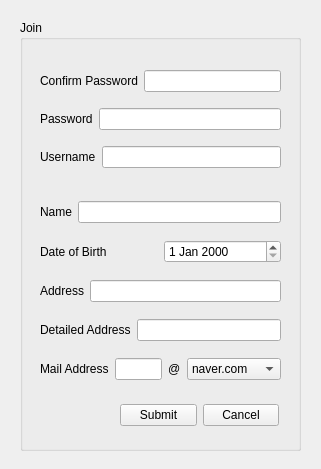
Qt form DailyFlow/joindialog.ui (VEDA-DailyFlow/DailyFlow) before a commit.
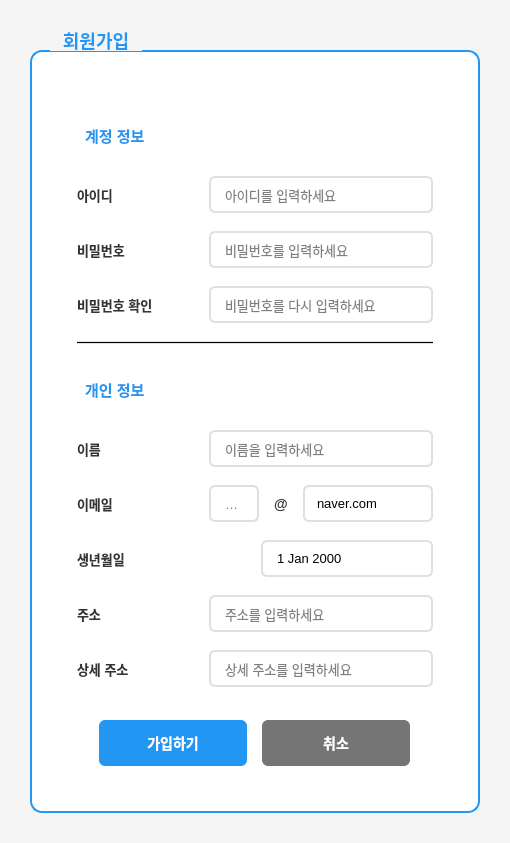
The same form after that commit.

Commit message: :art: [Style] UI 수정

Diff of the .ui file:
```diff
--- a/DailyFlow/joindialog.ui
+++ b/DailyFlow/joindialog.ui
@@ -1,64 +1,205 @@
 <?xml version="1.0" encoding="UTF-8"?>
 <ui version="4.0">
  <class>JoinDialog</class>
- <widget class="QWidget" name="JoinDialog">
+ <widget class="QDialog" name="JoinDialog">
   <property name="geometry">
    <rect>
     <x>0</x>
     <y>0</y>
-    <width>321</width>
-    <height>469</height>
+    <width>510</width>
+    <height>843</height>
    </rect>
   </property>
   <property name="windowTitle">
    <string>Form</string>
   </property>
+  <property name="styleSheet">
+   <string>QDialog {
+    background-color: #f5f5f5;
+}
+
+QGroupBox {
+    background-color: white;
+    border: 2px solid #2196F3;
+    border-radius: 12px;
+    margin-top: 20px;
+    padding: 25px;
+    font-size: 18px;
+    font-weight: bold;
+    color: #2196F3;
+}
+
+QGroupBox::title {
+    subcontrol-origin: margin;
+    left: 20px;
+    padding: 0 10px;
+}
+
+QLabel {
+    font-size: 13px;
+    font-weight: bold;
+    color: #333;
+    min-width: 120px;
+}
+
+QLineEdit, QDateEdit {
+    padding: 8px 12px;
+    border: 2px solid #e0e0e0;
+    border-radius: 6px;
+    background-color: white;
+    font-size: 13px;
+}
+
+QLineEdit:focus, QDateEdit:focus {
+    border: 2px solid #2196F3;
+}
+
+QDateEdit::drop-down {
+    border: none;
+    width: 25px;
+}
+
+QDateEdit::down-arrow {
+    image: none;
+    border-left: 4px solid transparent;
+    border-right: 4px solid transparent;
+    border-top: 4px solid #666;
+    margin-right: 8px;
+}
+
+QComboBox {
+    padding: 8px 12px;
+    border: 2px solid #e0e0e0;
+    border-radius: 6px;
+    background-color: white;
+    font-size: 13px;
+}
+
+QComboBox:focus {
+    border: 2px solid #2196F3;
+}
+
+QComboBox::drop-down {
+    border: none;
+    width: 25px;
+}
+
+QComboBox::down-arrow {
+    image: none;
+    border-left: 4px solid transparent;
+    border-right: 4px solid transparent;
+    border-top: 4px solid #666;
+    margin-right: 8px;
+}
+
+QPushButton {
+    background-color: #2196F3;
+    color: white;
+    border: none;
+    padding: 12px 24px;
+    border-radius: 6px;
+    font-weight: bold;
+    font-size: 14px;
+    min-width: 100px;
+}
+
+QPushButton:hover {
+    background-color: #1976D2;
+}
+
+QPushButton:pressed {
+    background-color: #1565C0;
+}
+
+QPushButton#cancelButton {
+    background-color: #757575;
+}
+
+QPushButton#cancelButton:hover {
+    background-color: #616161;
+}
+
+QPushButton#cancelButton:pressed {
+    background-color: #424242;
+}</string>
+  </property>
+  <layout class="QVBoxLayout" name="mainLayout">
+   <property name="spacing">
+    <number>0</number>
+   </property>
+   <property name="leftMargin">
+    <number>30</number>
+   </property>
+   <property name="topMargin">
+    <number>30</number>
+   </property>
+   <property name="rightMargin">
+    <number>30</number>
+   </property>
+   <property name="bottomMargin">
+    <number>30</number>
+   </property>
+   <item>
   <widget class="QGroupBox" name="joinGroupBox">
-   <property name="geometry">
-    <rect>
-     <x>20</x>
-     <y>20</y>
-     <width>281</width>
-     <height>431</height>
-    </rect>
-   </property>
    <property name="title">
-    <string>Join</string>
-   </property>
-   <widget class="QWidget" name="verticalLayoutWidget">
-    <property name="geometry">
-     <rect>
-      <x>20</x>
-      <y>40</y>
-      <width>241</width>
-      <height>121</height>
-     </rect>
-    </property>
-    <layout class="QVBoxLayout" name="verticalLayout">
+      <string>회원가입</string>
+     </property>
+     <layout class="QVBoxLayout" name="groupBoxLayout">
+      <property name="spacing">
+       <number>18</number>
+      </property>
+      <property name="leftMargin">
+       <number>20</number>
+      </property>
+      <property name="topMargin">
+       <number>30</number>
+      </property>
+      <property name="rightMargin">
+       <number>20</number>
+      </property>
+      <property name="bottomMargin">
+       <number>20</number>
+      </property>
      <item>
-      <layout class="QHBoxLayout" name="horizontalLayout_4">
+       <widget class="QLabel" name="accountSectionLabel">
+        <property name="styleSheet">
+         <string>font-size: 15px; color: #2196F3; font-weight: bold; margin-top: 5px;</string>
+        </property>
+        <property name="text">
+         <string> 계정 정보</string>
+        </property>
+       </widget>
+      </item>
        <item>
-        <widget class="QLabel" name="confirmPasswordLabel">
+       <layout class="QHBoxLayout" name="usernameLayout">
+        <property name="spacing">
+         <number>12</number>
+        </property>
+        <item>
+         <widget class="QLabel" name="usernameLabel">
          <property name="text">
-          <string>Confirm Password</string>
+           <string>아이디</string>
          </property>
         </widget>
        </item>
        <item>
-        <widget class="QLineEdit" name="confirmPasswordLineEdit">
-         <property name="echoMode">
-          <enum>QLineEdit::EchoMode::Password</enum>
+         <widget class="QLineEdit" name="usernameLineEdit">
+          <property name="placeholderText">
+           <string>아이디를 입력하세요</string>
          </property>
         </widget>
        </item>
       </layout>
      </item>
      <item>
-      <layout class="QHBoxLayout" name="horizontalLayout_3">
+       <layout class="QHBoxLayout" name="passwordLayout">
+        <property name="spacing">
+         <number>12</number>
+        </property>
        <item>
         <widget class="QLabel" name="passwordLabel">
          <property name="text">
-          <string>Password</string>
+           <string>비밀번호</string>
          </property>
         </widget>
        </item>
@@ -67,113 +208,121 @@
          <property name="echoMode">
           <enum>QLineEdit::EchoMode::Password</enum>
          </property>
+          <property name="placeholderText">
+           <string>비밀번호를 입력하세요</string>
+          </property>
         </widget>
        </item>
       </layout>
      </item>
      <item>
-      <layout class="QHBoxLayout" name="horizontalLayout_2">
+       <layout class="QHBoxLayout" name="confirmPasswordLayout">
+        <property name="spacing">
+         <number>12</number>
+        </property>
        <item>
-        <widget class="QLabel" name="usernameLabel">
+         <widget class="QLabel" name="confirmPasswordLabel">
          <property name="text">
-          <string>Username</string>
+           <string>비밀번호 확인</string>
          </property>
         </widget>
        </item>
        <item>
-        <widget class="QLineEdit" name="usernameLineEdit"/>
+         <widget class="QLineEdit" name="confirmPasswordLineEdit">
+          <property name="echoMode">
+           <enum>QLineEdit::EchoMode::Password</enum>
+          </property>
+          <property name="placeholderText">
+           <string>비밀번호를 다시 입력하세요</string>
+          </property>
+         </widget>
        </item>
       </layout>
      </item>
-    </layout>
-   </widget>
-   <widget class="QWidget" name="verticalLayoutWidget_2">
-    <property name="geometry">
-     <rect>
-      <x>20</x>
-      <y>170</y>
-      <width>241</width>
-      <height>201</height>
-     </rect>
-    </property>
-    <layout class="QVBoxLayout" name="verticalLayout_2">
+      <item>
+       <widget class="Line" name="line">
+        <property name="styleSheet">
+         <string>background-color: #e0e0e0;</string>
+        </property>
+        <property name="frameShadow">
+         <enum>QFrame::Shadow::Plain</enum>
+        </property>
+        <property name="orientation">
+         <enum>Qt::Orientation::Horizontal</enum>
+        </property>
+       </widget>
+      </item>
+      <item>
+       <widget class="QLabel" name="personalSectionLabel">
+        <property name="styleSheet">
+         <string>font-size: 15px; color: #2196F3; font-weight: bold; margin-top: 5px;</string>
+        </property>
+        <property name="text">
+         <string> 개인 정보</string>
+        </property>
+       </widget>
+      </item>
      <item>
-      <layout class="QHBoxLayout" name="horizontalLayout_5">
+       <layout class="QHBoxLayout" name="nameLayout">
+        <property name="spacing">
+         <number>12</number>
+        </property>
        <item>
         <widget class="QLabel" name="nameLabel">
          <property name="text">
-          <string>Name</string>
+           <string>이름</string>
          </property>
         </widget>
        </item>
        <item>
-        <widget class="QLineEdit" name="nameLineEdit"/>
-       </item>
-      </layout>
-     </item>
-     <item>
-      <layout class="QHBoxLayout" name="horizontalLayout_7">
-       <item>
-        <widget class="QLabel" name="dateOfBirthLabel">
-         <property name="text">
-          <string>Date of Birth</string>
+         <widget class="QLineEdit" name="nameLineEdit">
+          <property name="placeholderText">
+           <string>이름을 입력하세요</string>
          </property>
         </widget>
        </item>
-       <item>
-        <widget class="QDateEdit" name="dateOfBirthEdit"/>
-       </item>
       </layout>
      </item>
      <item>
-      <layout class="QHBoxLayout" name="horizontalLayout_8">
-       <item>
-        <widget class="QLabel" name="addressLabel">
-         <property name="text">
-          <string>Address</string>
-         </property>
-        </widget>
-       </item>
-       <item>
-        <widget class="QLineEdit" name="addressLineEdit"/>
-       </item>
-      </layout>
-     </item>
-     <item>
-      <layout class="QHBoxLayout" name="horizontalLayout_9">
-       <item>
-        <widget class="QLabel" name="addressDetailLabel">
-         <property name="text">
-          <string>Detailed Address</string>
-         </property>
-        </widget>
-       </item>
-       <item>
-        <widget class="QLineEdit" name="addressDetailLineEdit"/>
-       </item>
-      </layout>
-     </item>
-     <item>
-      <layout class="QHBoxLayout" name="horizontalLayout_6">
+       <layout class="QHBoxLayout" name="emailLayout">
+        <property name="spacing">
+         <number>12</number>
+        </property>
        <item>
         <widget class="QLabel" name="emailLabel">
          <property name="text">
-          <string>Mail Address</string>
+           <string>이메일</string>
          </property>
         </widget>
        </item>
        <item>
-        <widget class="QLineEdit" name="emailLineEdit"/>
+         <widget class="QLineEdit" name="emailLineEdit">
+          <property name="placeholderText">
+           <string>이메일</string>
+          </property>
+         </widget>
        </item>
        <item>
         <widget class="QLabel" name="emailDomainLabel">
+          <property name="styleSheet">
+           <string>font-size: 14px; min-width: 20px;</string>
+          </property>
          <property name="text">
           <string>@</string>
          </property>
+          <property name="alignment">
+           <set>Qt::AlignmentFlag::AlignCenter</set>
+          </property>
         </widget>
        </item>
        <item>
         <widget class="QComboBox" name="emailDomainComboBox">
+          <property name="minimumSize">
+           <size>
+            <width>130</width>
+            <height>0</height>
+           </size>
+          </property>
          <item>
           <property name="text">
            <string>naver.com</string>
@@ -188,35 +337,155 @@
        </item>
       </layout>
      </item>
-    </layout>
-   </widget>
-   <widget class="QWidget" name="horizontalLayoutWidget">
-    <property name="geometry">
-     <rect>
-      <x>100</x>
-      <y>380</y>
-      <width>159</width>
-      <height>31</height>
-     </rect>
-    </property>
-    <layout class="QHBoxLayout" name="horizontalLayout">
+      <item>
+       <layout class="QHBoxLayout" name="dateOfBirthLayout">
+        <property name="spacing">
+         <number>12</number>
+        </property>
+        <item>
+         <widget class="QLabel" name="dateOfBirthLabel">
+          <property name="text">
+           <string>생년월일</string>
+          </property>
+         </widget>
+        </item>
+        <item>
+         <widget class="QDateEdit" name="dateOfBirthEdit">
+          <property name="calendarPopup">
+           <bool>true</bool>
+          </property>
+          <property name="date">
+           <date>
+            <year>2000</year>
+            <month>1</month>
+            <day>1</day>
+           </date>
+          </property>
+         </widget>
+        </item>
+       </layout>
+      </item>
+      <item>
+       <layout class="QHBoxLayout" name="addressLayout">
+        <property name="spacing">
+         <number>12</number>
+        </property>
+        <item>
+         <widget class="QLabel" name="addressLabel">
+          <property name="text">
+           <string>주소</string>
+          </property>
+         </widget>
+        </item>
+        <item>
+         <widget class="QLineEdit" name="addressLineEdit">
+          <property name="placeholderText">
+           <string>주소를 입력하세요</string>
+          </property>
+         </widget>
+        </item>
+       </layout>
+      </item>
+      <item>
+       <layout class="QHBoxLayout" name="addressDetailLayout">
+        <property name="spacing">
+         <number>12</number>
+        </property>
+        <item>
+         <widget class="QLabel" name="addressDetailLabel">
+          <property name="text">
+           <string>상세 주소</string>
+          </property>
+         </widget>
+        </item>
+        <item>
+         <widget class="QLineEdit" name="addressDetailLineEdit">
+          <property name="placeholderText">
+           <string>상세 주소를 입력하세요</string>
+          </property>
+         </widget>
+        </item>
+       </layout>
+      </item>
+      <item>
+       <spacer name="verticalSpacer">
+        <property name="orientation">
+         <enum>Qt::Orientation::Vertical</enum>
+        </property>
+        <property name="sizeType">
+         <enum>QSizePolicy::Policy::Fixed</enum>
+        </property>
+        <property name="sizeHint" stdset="0">
+         <size>
+          <width>20</width>
+          <height>15</height>
+         </size>
+        </property>
+       </spacer>
+      </item>
+      <item>
+       <layout class="QHBoxLayout" name="buttonLayout">
+        <property name="spacing">
+         <number>15</number>
+        </property>
+        <item>
+         <spacer name="horizontalSpacer">
+          <property name="orientation">
+           <enum>Qt::Orientation::Horizontal</enum>
+          </property>
+          <property name="sizeHint" stdset="0">
+           <size>
+            <width>40</width>
+            <height>20</height>
+           </size>
+          </property>
+         </spacer>
+        </item>
      <item>
       <widget class="QPushButton" name="submitButton">
+          <property name="minimumSize">
+           <size>
+            <width>148</width>
+            <height>45</height>
+           </size>
+          </property>
        <property name="text">
-        <string>Submit</string>
+           <string>가입하기</string>
        </property>
       </widget>
      </item>
      <item>
       <widget class="QPushButton" name="cancelButton">
+          <property name="minimumSize">
+           <size>
+            <width>148</width>
+            <height>45</height>
+           </size>
+          </property>
        <property name="text">
-        <string>Cancel</string>
+           <string>취소</string>
        </property>
       </widget>
      </item>
-    </layout>
-   </widget>
-  </widget>
+        <item>
+         <spacer name="horizontalSpacer_2">
+          <property name="orientation">
+           <enum>Qt::Orientation::Horizontal</enum>
+          </property>
+          <property name="sizeHint" stdset="0">
+           <size>
+            <width>40</width>
+            <height>20</height>
+           </size>
+          </property>
+         </spacer>
+        </item>
+       </layout>
+      </item>
+     </layout>
+    </widget>
+   </item>
+  </layout>
  </widget>
  <resources/>
  <connections/>
```
Left out of the diff: 18 changed lines with no effect on the pictures. Lines whose indentation alone changed are shown as unchanged. The commit also changes 4 other files.
